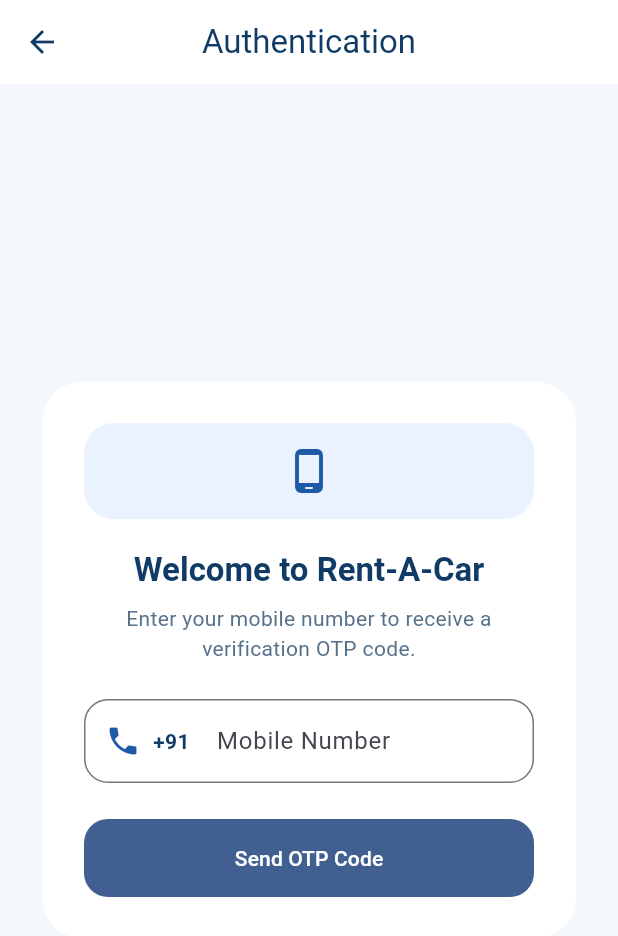
After one commit to Haarhish-vs/Carrental_Application, a Flutter app: the screen it shows after launch, after a tap on "Login", on a phone screen of 412 x 824 dp. The commit adds this screen. Shown: the top 936 px of the screen. Run offline on Flutter 3.47's test engine with Material 3 defaults, Android fonts, the phone set to English and light mode, and no system bars; our stand-ins replace dio, image_picker; accounts and stored records are empty; network calls fail.

Commit message:
Implement full phone/OTP authentication flow, token persistence, and route protection dialog for Rent/Book actions

```diff
--- /dev/null
+++ b/client/car_rental_app_client_side/lib/features/auth/presentation/screens/auth_screen.dart
@@ -0,0 +1,359 @@
+import 'package:flutter/material.dart';
+import 'package:car_rental_app_client_side/features/auth/services/auth_service.dart';
+
+class AuthScreen extends StatefulWidget {
+  const AuthScreen({super.key});
+
+  @override
+  State<AuthScreen> createState() => _AuthScreenState();
+}
+
+class _AuthScreenState extends State<AuthScreen> {
+  final AuthService _authService = AuthService();
+  final _phoneController = TextEditingController();
+  final _otpController = TextEditingController();
+  final _nameController = TextEditingController();
+
+  int _currentStep = 0; // 0: Phone, 1: OTP, 2: Complete Profile
+  bool _isLoading = false;
+  String? _devOtp;
+  String? _errorMessage;
+
+  @override
+  void dispose() {
+    _phoneController.dispose();
+    _otpController.dispose();
+    _nameController.dispose();
+    super.dispose();
+  }
+
+  Future<void> _sendOtp() async {
+    final phone = _phoneController.text.trim();
+    if (phone.length < 8) {
+      setState(() => _errorMessage = 'Please enter a valid phone number');
+      return;
+    }
+
+    final fullPhone = phone.startsWith('+') ? phone : '+91$phone';
+
+    setState(() {
+      _isLoading = true;
+      _errorMessage = null;
+    });
+
+    try {
+      final devOtp = await _authService.sendOtp(fullPhone);
+      setState(() {
+        _currentStep = 1;
+        _devOtp = devOtp;
+        if (devOtp != null && devOtp.isNotEmpty) {
+          _otpController.text = devOtp;
+        }
+      });
+    } catch (e) {
+      setState(() {
+        _errorMessage = e.toString().replaceAll('Exception:', '').trim();
+      });
+    } finally {
+      if (mounted) setState(() => _isLoading = false);
+    }
+  }
+
+  Future<void> _verifyOtp() async {
+    final otp = _otpController.text.trim();
+    if (otp.length < 4) {
+      setState(() => _errorMessage = 'Please enter the verification code');
+      return;
+    }
+
+    final phone = _phoneController.text.trim();
+    final fullPhone = phone.startsWith('+') ? phone : '+91$phone';
+
+    setState(() {
+      _isLoading = true;
+      _errorMessage = null;
+    });
+
+    try {
+      final result = await _authService.verifyOtp(
+        phoneNumber: fullPhone,
+        otp: otp,
+      );
+
+      final isNewUser = result['isNewUser'] as bool? ?? false;
+      if (isNewUser) {
+        setState(() => _currentStep = 2);
+      } else {
+        if (!mounted) return;
+        Navigator.of(context).pop(true);
+      }
+    } catch (e) {
+      setState(() {
+        _errorMessage = e.toString().replaceAll('Exception:', '').trim();
+      });
+    } finally {
+      if (mounted) setState(() => _isLoading = false);
+    }
+  }
+
+  Future<void> _completeProfile() async {
+    final name = _nameController.text.trim();
+    if (name.isEmpty) {
+      setState(() => _errorMessage = 'Please enter your full name');
+      return;
+    }
+
+    setState(() {
+      _isLoading = true;
+      _errorMessage = null;
+    });
+
+    try {
+      await _authService.completeProfile(name);
+      if (!mounted) return;
+      Navigator.of(context).pop(true);
+    } catch (e) {
+      setState(() {
+        _errorMessage = e.toString().replaceAll('Exception:', '').trim();
+      });
+    } finally {
+      if (mounted) setState(() => _isLoading = false);
+    }
+  }
+
+  @override
+  Widget build(BuildContext context) {
+    return Scaffold(
+      appBar: AppBar(
+        title: const Text('Authentication'),
+        centerTitle: true,
+      ),
+      body: SafeArea(
+        child: Center(
+          child: SingleChildScrollView(
+            padding: const EdgeInsets.all(24),
+            child: ConstrainedBox(
+              constraints: const BoxConstraints(maxWidth: 420),
+              child: Card(
+                elevation: 0,
+                color: Colors.white,
+                shape: RoundedRectangleBorder(
+                  borderRadius: BorderRadius.circular(28),
+                ),
+                child: Padding(
+                  padding: const EdgeInsets.all(28),
+                  child: Column(
+                    mainAxisSize: MainAxisSize.min,
+                    crossAxisAlignment: CrossAxisAlignment.stretch,
+                    children: [
+                      Container(
+                        width: 64,
+                        height: 64,
+                        decoration: BoxDecoration(
+                          color: const Color(0xFFEAF2FF),
+                          borderRadius: BorderRadius.circular(20),
+                        ),
+                        child: Icon(
+                          _currentStep == 0
+                              ? Icons.phone_android_rounded
+                              : _currentStep == 1
+                                  ? Icons.mark_email_read_outlined
+                                  : Icons.person_outline_rounded,
+                          size: 32,
+                          color: const Color(0xFF1E5AA8),
+                        ),
+                      ),
+                      const SizedBox(height: 20),
+                      Text(
+                        _currentStep == 0
+                            ? 'Welcome to Rent-A-Car'
+                            : _currentStep == 1
+                                ? 'Verify OTP Code'
+                                : 'Complete Registration',
+                        textAlign: TextAlign.center,
+                        style: Theme.of(context).textTheme.titleLarge?.copyWith(
+                              color: const Color(0xFF103B66),
+                              fontWeight: FontWeight.bold,
+                            ),
+                      ),
+                      const SizedBox(height: 8),
+                      Text(
+                        _currentStep == 0
+                            ? 'Enter your mobile number to receive a verification OTP code.'
+                            : _currentStep == 1
+                                ? 'Enter the OTP code sent to ${_phoneController.text}'
+                                : 'Enter your name to complete your user profile.',
+                        textAlign: TextAlign.center,
+                        style: Theme.of(context).textTheme.bodyMedium?.copyWith(
+                              color: const Color(0xFF57718A),
+                            ),
+                      ),
+                      const SizedBox(height: 24),
+                      if (_errorMessage != null) ...[
+                        Container(
+                          padding: const EdgeInsets.all(12),
+                          decoration: BoxDecoration(
+                            color: const Color(0xFFFFEBEE),
+                            borderRadius: BorderRadius.circular(12),
+                          ),
+                          child: Text(
+                            _errorMessage!,
+                            style: const TextStyle(
+                              color: Colors.red,
+                              fontSize: 13,
+                            ),
+                            textAlign: TextAlign.center,
+                          ),
+                        ),
+                        const SizedBox(height: 16),
+                      ],
+                      if (_currentStep == 0) ...[
+                        TextField(
+                          controller: _phoneController,
+                          keyboardType: TextInputType.phone,
+                          decoration: InputDecoration(
+                            labelText: 'Mobile Number',
+                            hintText: '9876543210',
+                            prefixIcon: const Padding(
+                              padding: EdgeInsets.symmetric(horizontal: 14),
+                              child: Row(
+                                mainAxisSize: MainAxisSize.min,
+                                children: [
+                                  Icon(Icons.phone, color: Color(0xFF1E5AA8)),
+                                  SizedBox(width: 8),
+                                  Text(
+                                    '+91',
+                                    style: TextStyle(
+                                      fontWeight: FontWeight.bold,
+                                      color: Color(0xFF103B66),
+                                    ),
+                                  ),
+                                ],
+                              ),
+                            ),
+                            border: OutlineInputBorder(
+                              borderRadius: BorderRadius.circular(16),
+                            ),
+                          ),
+                        ),
+                        const SizedBox(height: 24),
+                        FilledButton(
+                          onPressed: _isLoading ? null : _sendOtp,
+                          style: FilledButton.styleFrom(
+                            padding: const EdgeInsets.symmetric(vertical: 16),
+                            shape: RoundedRectangleBorder(
+                              borderRadius: BorderRadius.circular(16),
+                            ),
+                          ),
+                          child: _isLoading
+                              ? const SizedBox(
+                                  height: 20,
+                                  width: 20,
+                                  child: CircularProgressIndicator(
+                                    color: Colors.white,
+                                    strokeWidth: 2,
+                                  ),
+                                )
+                              : const Text('Send OTP Code'),
+                        ),
+                      ] else if (_currentStep == 1) ...[
+                        TextField(
+                          controller: _otpController,
+                          keyboardType: TextInputType.number,
+                          textAlign: TextAlign.center,
+                          style: const TextStyle(
+                            fontSize: 22,
+                            letterSpacing: 8,
+                            fontWeight: FontWeight.bold,
+                          ),
+                          decoration: InputDecoration(
+                            labelText: 'Verification OTP',
+                            hintText: '123456',
+                            border: OutlineInputBorder(
+                              borderRadius: BorderRadius.circular(16),
+                            ),
+                          ),
+                        ),
+                        if (_devOtp != null) ...[
+                          const SizedBox(height: 8),
+                          Text(
+                            'Dev Mode OTP: $_devOtp',
+                            textAlign: TextAlign.center,
+                            style: const TextStyle(
+                              color: Colors.green,
+                              fontWeight: FontWeight.bold,
+                              fontSize: 12,
+                            ),
+                          ),
+                        ],
+                        const SizedBox(height: 24),
+                        FilledButton(
+                          onPressed: _isLoading ? null : _verifyOtp,
+                          style: FilledButton.styleFrom(
+                            padding: const EdgeInsets.symmetric(vertical: 16),
+                            shape: RoundedRectangleBorder(
+                              borderRadius: BorderRadius.circular(16),
+                            ),
+                          ),
+                          child: _isLoading
+                              ? const SizedBox(
+                                  height: 20,
+                                  width: 20,
+                                  child: CircularProgressIndicator(
+                                    color: Colors.white,
+                                    strokeWidth: 2,
+                                  ),
+                                )
+                              : const Text('Verify & Log In'),
+                        ),
+                        const SizedBox(height: 12),
+                        TextButton(
+                          onPressed: _isLoading
+                              ? null
+                              : () => setState(() => _currentStep = 0),
+                          child: const Text('Change Phone Number'),
+                        ),
+                      ] else if (_currentStep == 2) ...[
+                        TextField(
+                          controller: _nameController,
+                          decoration: InputDecoration(
+                            labelText: 'Full Name',
+                            hintText: 'John Doe',
+                            prefixIcon: const Icon(Icons.person_outline),
+                            border: OutlineInputBorder(
+                              borderRadius: BorderRadius.circular(16),
+                            ),
+                          ),
+                        ),
+                        const SizedBox(height: 24),
+                        FilledButton(
+                          onPressed: _isLoading ? null : _completeProfile,
+                          style: FilledButton.styleFrom(
+                            padding: const EdgeInsets.symmetric(vertical: 16),
+                            shape: RoundedRectangleBorder(
+                              borderRadius: BorderRadius.circular(16),
+                            ),
+                          ),
+                          child: _isLoading
+                              ? const SizedBox(
+                                  height: 20,
+                                  width: 20,
+                                  child: CircularProgressIndicator(
+                                    color: Colors.white,
+                                    strokeWidth: 2,
+                                  ),
+                                )
+                              : const Text('Complete Profile & Continue'),
+                        ),
+                      ],
+                    ],
+                  ),
+                ),
+              ),
+            ),
+          ),
+        ),
+      ),
+    );
+  }
+}
--- /dev/null
+++ b/client/car_rental_app_client_side/lib/features/auth/services/auth_service.dart
@@ -0,0 +1,144 @@
+import 'package:flutter/foundation.dart';
+import 'package:dio/dio.dart';
+import 'package:car_rental_app_client_side/features/owner/data/services/car_api_service.dart';
+
+class AuthService {
+  AuthService({Dio? dio}) : _dio = dio ?? Dio() {
+    _initDio();
+  }
+
+  final Dio _dio;
+
+  static String? currentToken;
+  static Map<String, dynamic>? currentUser;
+
+  static bool get isAuthenticated => currentToken != null && currentToken!.isNotEmpty;
+
+  void _initDio() {
+    _dio.options.baseUrl = CarApiService.baseUrl;
+    _dio.options.connectTimeout = const Duration(seconds: 30);
+    _dio.options.receiveTimeout = const Duration(seconds: 30);
+    _dio.options.headers = {
+      'Content-Type': 'application/json',
+      'Accept': 'application/json',
+    };
+
+    _dio.interceptors.add(
+      InterceptorsWrapper(
+        onRequest: (options, handler) {
+          if (currentToken != null && currentToken!.isNotEmpty) {
+            options.headers['Authorization'] = 'Bearer $currentToken';
+          }
+          return handler.next(options);
+        },
+      ),
+    );
+  }
+
+  /// Send OTP to phone number
+  Future<String?> sendOtp(String phoneNumber) async {
+    try {
+      final response = await _dio.post(
+        '/api/auth/send-otp',
+        data: {'phoneNumber': phoneNumber},
+      );
+
+      if (response.statusCode == 200 && response.data != null) {
+        final data = response.data['data'] as Map<String, dynamic>?;
+        // In development/test mode, backend returns raw OTP
+        return data?['otp'] as String?;
+      }
+      throw Exception('Failed to send OTP');
+    } on DioException catch (e) {
+      throw _handleError(e);
+    }
+  }
+
+  /// Verify OTP and log in / register
+  Future<Map<String, dynamic>> verifyOtp({
+    required String phoneNumber,
+    required String otp,
+  }) async {
+    try {
+      final response = await _dio.post(
+        '/api/auth/verify-otp',
+        data: {
+          'phoneNumber': phoneNumber,
+          'otp': otp,
+        },
+      );
+
+      if (response.statusCode == 200 && response.data != null) {
+        final data = response.data['data'] as Map<String, dynamic>;
+        final token = data['token'] as String;
+        final user = data['user'] as Map<String, dynamic>;
+        final isNewUser = data['isNewUser'] as bool? ?? false;
+
+        // Store token in auth state & sync with CarApiService
+        currentToken = token;
+        currentUser = user;
+        CarApiService.token = token;
+
+        return {
+          'token': token,
+          'user': user,
+          'isNewUser': isNewUser,
+        };
+      }
+      throw Exception('Invalid OTP verification response');
+    } on DioException catch (e) {
+      throw _handleError(e);
+    }
+  }
+
+  /// Complete profile with full name for new users
+  Future<Map<String, dynamic>> completeProfile(String fullName) async {
+    try {
+      final response = await _dio.post(
+        '/api/auth/complete-profile',
+        data: {'fullName': fullName},
+      );
+
+      if (response.statusCode == 200 && response.data != null) {
+        final data = response.data['data'] as Map<String, dynamic>;
+        final user = data['user'] as Map<String, dynamic>;
+        currentUser = user;
+        return user;
+      }
+      throw Exception('Failed to complete profile');
+    } on DioException catch (e) {
+      throw _handleError(e);
+    }
+  }
+
+  /// Fetch authenticated user profile
+  Future<Map<String, dynamic>?> getMe() async {
+    if (!isAuthenticated) return null;
+    try {
+      final response = await _dio.get('/api/auth/me');
+      if (response.statusCode == 200 && response.data != null) {
+        final user = response.data['data']['user'] as Map<String, dynamic>;
+        currentUser = user;
+        return user;
+      }
+      return null;
+    } on DioException catch (_) {
+      return null;
+    }
+  }
+
+  /// Logout and clear saved token
+  static void logout() {
+    currentToken = null;
+    currentUser = null;
+    CarApiService.token = null;
+  }
+
+  Exception _handleError(DioException error) {
+    if (error.response != null && error.response?.data is Map) {
+      final msg = error.response?.data['message'];
+      if (msg != null) return Exception(msg.toString());
+    }
+    return Exception(error.message ?? 'Authentication failed');
+  }
+}
```
Also changed, not shown: client/car_rental_app_client_side/lib/main.dart (+134 -1 lines).
